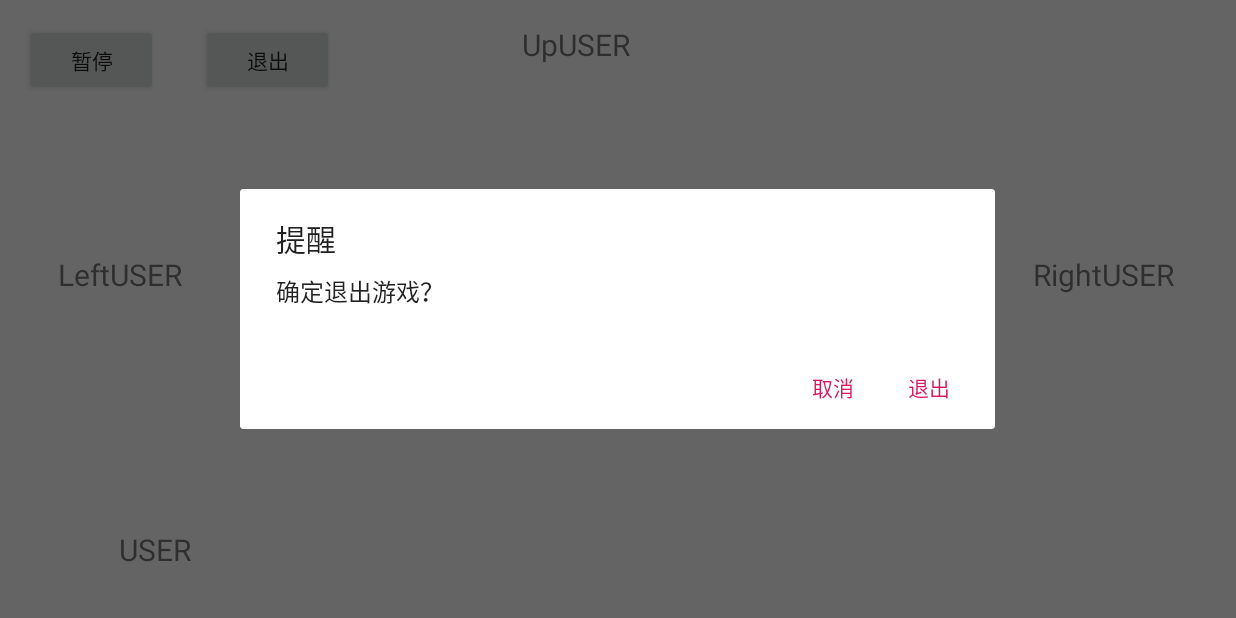
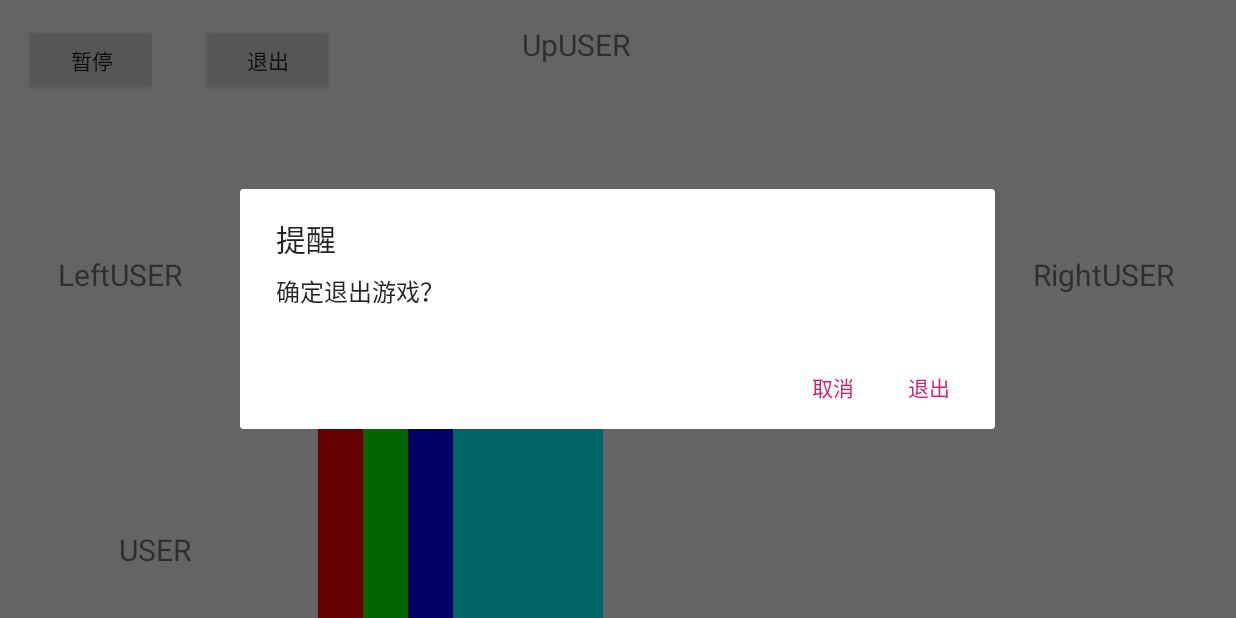
Before and after one commit to Aoi-hosizora/CDDGame_UML, an Android app: the GamingActivity screen opened directly, with no data from a screen before it, after a tap on "退出", on a phone screen of 824 x 412 dp (held sideways). Run offline under Robolectric (Android 15) with nearby library versions, the phone set to English and light mode, and no system bars; 3 statements that could not run were skipped.

Commit message:
Add CardClass & Add CascadeLayout

```diff
--- a/app/src/main/java/com/oosad/cddgame/UI/GamingAct/GamingActivity.java
+++ b/app/src/main/java/com/oosad/cddgame/UI/GamingAct/GamingActivity.java
@@ -83,15 +83,15 @@ public class GamingActivity extends AppCompatActivity implements IGamingView, Vi
     private void ExitGameButton_Click() {
 
         new AlertDialog.Builder(this)
-                .setTitle("提醒")
-                .setMessage("确定退出游戏？")
-                .setPositiveButton("退出", new DialogInterface.OnClickListener() {
+                .setTitle(R.string.alert_title)
+                .setMessage(R.string.str_GamingAct_ShowConfirmExitGameAlertMessage)
+                .setPositiveButton(getString(R.string.str_GamingAct_ShowConfirmExitGameAlertPosButtonForExit), new DialogInterface.OnClickListener() {
                     @Override
                     public void onClick(DialogInterface dialogInterface, int i) {
                         onBackToMainActivity();
                     }
                 })
-                .setNegativeButton("取消", null)
+                .setNegativeButton(getString(R.string.str_GamingAct_ShowConfirmExitGameAlertNegButtonForCancel), null)
                 .show();
     }
 
--- /dev/null
+++ b/app/src/main/java/com/oosad/cddgame/UI/GamingAct/view/CascadeLayout.java
@@ -0,0 +1,136 @@
+package com.oosad.cddgame.UI.GamingAct.view;
+
+import android.content.Context;
+import android.content.res.TypedArray;
+import android.util.AttributeSet;
+import android.view.View;
+import android.view.ViewGroup;
+
+import com.oosad.cddgame.R;
+
+// https://github.com/CameloeAnthony/CascadeLayout
+public class CascadeLayout extends ViewGroup {
+    private int horizontalSpacing;
+    private int verticalSpacing;
+
+    public CascadeLayout(Context context) {
+        this(context, null);
+    }
+
+    public CascadeLayout(Context context, AttributeSet attrs) {
+        this(context, attrs, 0);
+    }
+
+    /**
+     *step1 从自定义属性中获取，如果其值没有指定，则使用默认值
+     */
+    public CascadeLayout(Context context, AttributeSet attrs, int defStyle) {
+        super(context, attrs, defStyle);
+        TypedArray a = context.obtainStyledAttributes(attrs, R.styleable.CascadeLayout);
+
+        // cascade:horizontal_spacing="30dp"
+        // cascade:vertical_spacing="00dp"
+
+        horizontalSpacing = a.getDimensionPixelSize(R.styleable.CascadeLayout_horizontal_spacing, 30);
+        verticalSpacing = a.getDimensionPixelSize(R.styleable.CascadeLayout_vertical_spacing, 0);
+        a.recycle();
+    }
+
+    /**
+     * step2 自定义LayoutParams ，该类用于保存每个子视图的x，y轴位置
+     */
+    public class LayoutParams extends ViewGroup.LayoutParams {
+        int x;
+        int y;
+
+        public LayoutParams(Context c, AttributeSet attrs) {
+            super(c, attrs);
+        }
+
+        public LayoutParams(int width, int height) {
+            super(width, height);
+        }
+
+        public LayoutParams(ViewGroup.LayoutParams source, int x, int y) {
+            super(source);
+            this.x = x;
+            this.y = y;
+        }
+
+    }
+
+    /**
+     * step3 使用自定义LayoutParams必须重写下面的四个方法
+     */
+    @Override
+    protected boolean checkLayoutParams(ViewGroup.LayoutParams p) {
+        return p instanceof LayoutParams;
+    }
+
+    @Override
+    protected LayoutParams generateDefaultLayoutParams() {
+        return new LayoutParams(LayoutParams.WRAP_CONTENT,
+                LayoutParams.WRAP_CONTENT);
+    }
+
+    @Override
+    public LayoutParams generateLayoutParams(AttributeSet attrs) {
+        return new LayoutParams(getContext(), attrs);
+    }
+
+    @Override
+    protected LayoutParams generateLayoutParams(ViewGroup.LayoutParams p) {
+        return new LayoutParams(p.width, p.height);
+    }
+
+    /**
+     * step4 重写onMeasure
+     */
+    @Override
+    protected void onMeasure(int widthMeasureSpec, int heightMeasureSpec) {
+        int width = 0;
+        int height = getPaddingTop();
+
+        // 获取每个子视图
+        final int count = getChildCount();
+
+        for (int i = 0; i < count; i++) {
+            View child = getChildAt(i);
+
+            // 每个子视图测量自身
+            measureChild(child, widthMeasureSpec, heightMeasureSpec);
+
+            // 获取每个子视图的LayoutParams
+            LayoutParams lp = (LayoutParams) child.getLayoutParams();
+
+            width = getPaddingLeft() + horizontalSpacing * i;
+            lp.x = width;
+            lp.y = height;// 将宽和高保存到自定义的LayoutParams中去
+
+            width += child.getMeasuredWidth();
+            height += verticalSpacing;
+
+        }
+
+        // 使用计算所得的宽和高设置整个布局的测量尺寸
+        width += getPaddingRight();
+        height += getChildAt(getChildCount() - 1).getMeasuredHeight() + getPaddingBottom();
+
+        // resolveSize: 根据提供的大小和 MeasureSpec 返回大小值
+        // 这个里面根据传入模式的不同来做相应的处理
+        setMeasuredDimension(resolveSize(width, widthMeasureSpec), resolveSize(height, heightMeasureSpec));
+    }
+
+    /**
+     *step 5 重写onLayout
+     */
+    @Override
+    protected void onLayout(boolean changed, int l, int t, int r, int b) {
+        final int count = getChildCount();
+        for (int i = 0; i < count; i++) {
+            View child = getChildAt(i);
+            LayoutParams lp = (LayoutParams) child.getLayoutParams();
+            child.layout(lp.x, lp.y, lp.x + child.getMeasuredWidth(), lp.y + child.getMeasuredHeight());
+        }
+    }
+}
--- a/app/src/main/java/com/oosad/cddgame/UI/MainAct/MainActivity.java
+++ b/app/src/main/java/com/oosad/cddgame/UI/MainAct/MainActivity.java
@@ -63,9 +63,9 @@ public class MainActivity extends AppCompatActivity implements IMainView, View.O
     @Override
     public void ShowNoneUserAlert() {
         new AlertDialog.Builder(this)
-                .setTitle("提醒")
-                .setMessage("无用户，请先设置用户。")
-                .setPositiveButton("确定", null)
+                .setTitle(R.string.alert_title)
+                .setMessage(R.string.str_MainAct_ShowNoneUserAlertMessage)
+                .setPositiveButton(getString(R.string.str_MainAct_ShowNoneUserAlertPosButton), null)
                 .show();
     }
 
--- a/app/src/main/res/layout/activity_gaming.xml
+++ b/app/src/main/res/layout/activity_gaming.xml
@@ -10,7 +10,7 @@
         android:id="@+id/id_GamingAct_PauseGameButton"
         android:layout_width="wrap_content"
         android:layout_height="wrap_content"
-        android:text="暂停"
+        android:text="@string/str_GamingAct_PauseGameButton"
         app:layout_constraintBottom_toBottomOf="parent"
         app:layout_constraintHorizontal_bias="0.024"
         app:layout_constraintLeft_toLeftOf="parent"
@@ -22,14 +22,13 @@
         android:id="@+id/id_GamingAct_ExitGameButton"
         android:layout_width="wrap_content"
         android:layout_height="wrap_content"
-        android:text="退出"
+        android:text="@string/str_GamingAct_ExitGameButton"
         app:layout_constraintBottom_toBottomOf="parent"
         app:layout_constraintHorizontal_bias="0.183"
         app:layout_constraintLeft_toLeftOf="parent"
         app:layout_constraintRight_toRightOf="parent"
         app:layout_constraintTop_toTopOf="parent"
         app:layout_constraintVertical_bias="0.044" />
-
 
     <TextView
         android:id="@+id/id_GamingAct_UserNameDownTextView"
@@ -84,4 +83,47 @@
         app:layout_constraintTop_toTopOf="parent"
         app:layout_constraintVertical_bias="0.041" />
 
+    <FrameLayout
+        xmlns:cascade="http://schemas.android.com/apk/res-auto"
+        android:layout_width="400dp"
+        android:layout_height="150dp"
+        android:layout_gravity="center"
+        app:layout_constraintBottom_toBottomOf="parent"
+        app:layout_constraintLeft_toLeftOf="parent"
+        app:layout_constraintRight_toRightOf="parent"
+        app:layout_constraintTop_toTopOf="parent"
+
+        app:layout_constraintHorizontal_bias="0.5"
+        app:layout_constraintVertical_bias="1.0">
+
+        <com.oosad.cddgame.UI.GamingAct.view.CascadeLayout
+            android:layout_width="fill_parent"
+            android:layout_height="fill_parent"
+            cascade:horizontal_spacing="30dp"
+            cascade:vertical_spacing="00dp">
+
+            <View
+                android:layout_width="100dp"
+                android:layout_height="150dp"
+                android:background="#ff0000" />
+
+            <View
+                android:layout_width="100dp"
+                android:layout_height="150dp"
+                android:background="#00ff00" />
+
+            <View
+                android:layout_width="100dp"
+                android:layout_height="150dp"
+                android:background="#0000ff" />
+
+            <View
+                android:layout_width="100dp"
+                android:layout_height="150dp"
+                android:background="#00ffff" />
+        </com.oosad.cddgame.UI.GamingAct.view.CascadeLayout>
+
+
+    </FrameLayout>
+
 </android.support.constraint.ConstraintLayout>
--- a/app/src/main/res/layout/activity_main.xml
+++ b/app/src/main/res/layout/activity_main.xml
@@ -16,7 +16,7 @@
         app:layout_constraintRight_toRightOf="parent"
         app:layout_constraintTop_toTopOf="parent"
         app:layout_constraintVertical_bias="0.396"
-        android:text="开始游戏" />
+        android:text="@string/str_MainAct_StartGameButton" />
 
     <Button
         android:id="@+id/id_MainAct_SettingButton"
@@ -28,7 +28,6 @@
         app:layout_constraintRight_toRightOf="parent"
         app:layout_constraintTop_toTopOf="parent"
         app:layout_constraintVertical_bias="0.641"
-        android:text="游戏设置" />
-
+        android:text="@string/str_MainAct_SettingButton" />
 
 </android.support.constraint.ConstraintLayout>
--- a/app/src/main/res/values/strings.xml
+++ b/app/src/main/res/values/strings.xml
@@ -1,3 +1,28 @@
 <resources>
     <string name="app_name">CDDGame</string>
+    <string name="alert_title">提醒</string>
+
+    <!-- Main Act -->
+    <string name="str_MainAct_StartGameButton">开始游戏</string>
+    <string name="str_MainAct_SettingButton">游戏设置</string>
+    <string name="str_MainAct_ShowNoneUserAlertMessage">无用户，请先设置用户。</string>
+    <string name="str_MainAct_ShowNoneUserAlertPosButton">确定</string>
+
+    <!-- Setting Act -->
+    <string name="str_SettingAct_BackButton">返回</string>
+    <string name="str_SettingAct_OKButton">确定</string>
+    <string name="str_SettingAct_ResetButton">重置</string>
+    <string name="str_SettingAct_UserNameEditTextHint">请输入用户名...</string>
+    <string name="str_SettingAct_SeekBarTextView">0%</string>
+    <string name="str_SettingAct_SeekBarChangeTextView">%d%%</string>
+    <string name="str_SettingAct_ShowNoneUserAlertMessage">没有输入用户名。</string>
+    <string name="str_SettingAct_ShowNoneUserAlertPosButton">确定</string>
+
+    <!-- Gaming Act -->
+    <string name="str_GamingAct_PauseGameButton">暂停</string>
+    <string name="str_GamingAct_ExitGameButton">退出</string>
+    <string name="str_GamingAct_ShowConfirmExitGameAlertMessage">确定退出游戏？</string>
+    <string name="str_GamingAct_ShowConfirmExitGameAlertPosButtonForExit">退出</string>
+    <string name="str_GamingAct_ShowConfirmExitGameAlertNegButtonForCancel">取消</string>
+
 </resources>
```
Also changed, not shown: app/src/main/java/com/oosad/cddgame/UI/GamingAct/model/Card.java (added, +28 -0 lines), app/src/main/java/com/oosad/cddgame/UI/GamingAct/model/CardSuit.java (added, +23 -0 lines), app/src/main/java/com/oosad/cddgame/UI/GamingAct/util/CardUtil.java (added, +8 -0 lines), app/src/main/java/com/oosad/cddgame/UI/SettingAct/SettingActivity.java (+5 -5 lines), app/src/main/res/layout/activity_setting.xml (+19 -19 lines), app/src/main/res/values/attrs.xml (added, +7 -0 lines), 1 other file.
